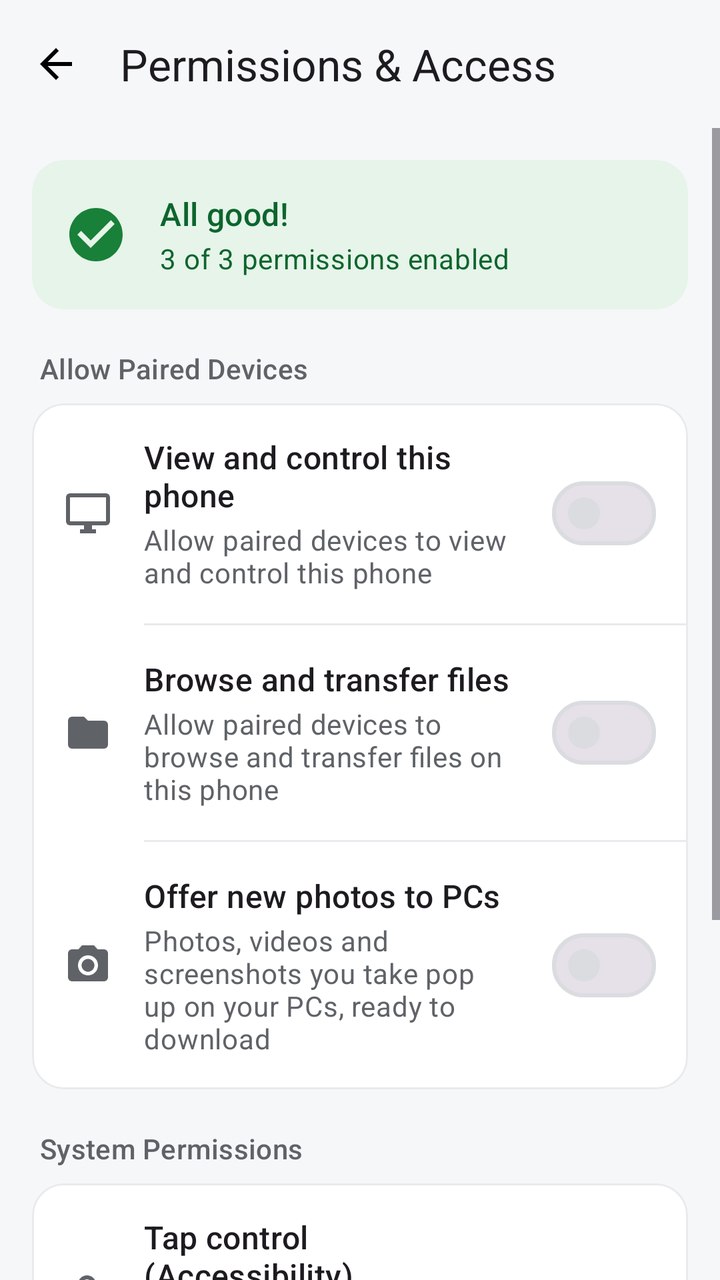
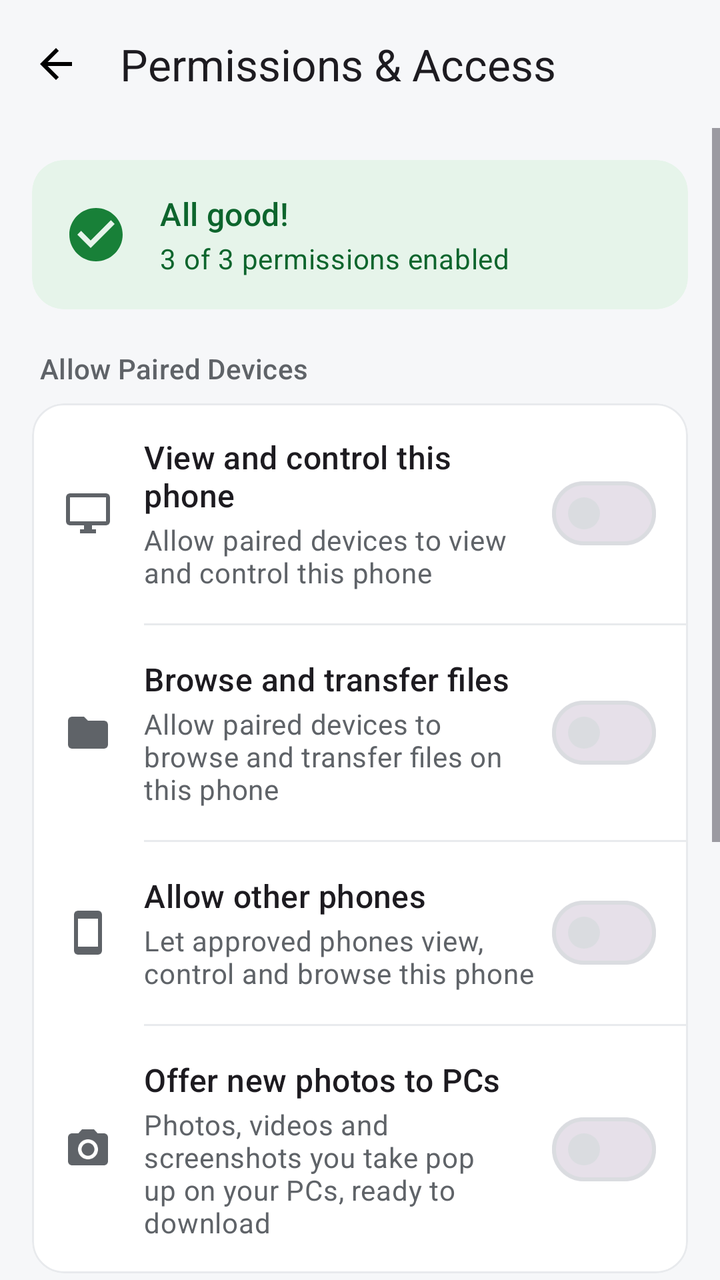

Two renders of the same Android screen: before a commit and after it. Below are the layout's source before the change and the commit's diff.
<!-- AndroidManifest.xml: application theme Theme.RemoteDesktop -->
<!-- res/layout/activity_permissions.xml -->
<?xml version="1.0" encoding="utf-8"?>
<LinearLayout xmlns:android="http://schemas.android.com/apk/res/android"
    xmlns:app="http://schemas.android.com/apk/res-auto"
    android:layout_width="match_parent"
    android:layout_height="match_parent"
    android:orientation="vertical">

    <com.google.android.material.appbar.MaterialToolbar
        android:id="@+id/toolbar"
        android:layout_width="match_parent"
        android:layout_height="?attr/actionBarSize"
        android:background="@android:color/transparent"
        app:navigationIcon="@drawable/ic_arrow_back"
        app:title="Permissions &amp; Access" />

    <ScrollView
        android:layout_width="match_parent"
        android:layout_height="match_parent"
        android:fillViewport="true">

        <LinearLayout
            android:layout_width="match_parent"
            android:layout_height="wrap_content"
            android:orientation="vertical"
            android:padding="16dp">

            
            <com.google.android.material.card.MaterialCardView
                android:id="@+id/bannerCard"
                android:layout_width="match_parent"
                android:layout_height="wrap_content"
                app:cardBackgroundColor="@color/rd_good_container"
                app:cardCornerRadius="16dp"
                app:cardElevation="0dp"
                app:strokeWidth="0dp">

                <LinearLayout
                    android:layout_width="match_parent"
                    android:layout_height="wrap_content"
                    android:orientation="horizontal"
                    android:gravity="center_vertical"
                    android:padding="16dp">

                    <ImageView
                        android:id="@+id/bannerIcon"
                        android:layout_width="32dp"
                        android:layout_height="32dp"
                        android:layout_marginEnd="16dp"
                        android:importantForAccessibility="no"
                        android:src="@drawable/ic_check_circle"
                        app:tint="@color/rd_good" />

                    <LinearLayout
                        android:layout_width="0dp"
                        android:layout_height="wrap_content"
                        android:layout_weight="1"
                        android:orientation="vertical">

                        <TextView
                            android:id="@+id/bannerTitle"
                            android:layout_width="match_parent"
                            android:layout_height="wrap_content"
                            android:text="All good!"
                            android:textAppearance="?attr/textAppearanceTitleMedium"
                            android:textColor="@color/rd_on_good_container" />

                        <TextView
                            android:id="@+id/bannerText"
                            android:layout_width="match_parent"
                            android:layout_height="wrap_content"
                            android:layout_marginTop="2dp"
                            android:text="3 of 3 permissions enabled"
                            android:textAppearance="?attr/textAppearanceBodyMedium"
                            android:textColor="@color/rd_on_good_container" />
                    </LinearLayout>
                </LinearLayout>
            </com.google.android.material.card.MaterialCardView>

            
            <TextView
                style="@style/RdSectionHeader"
                android:text="Allow Paired Devices" />

            <com.google.android.material.card.MaterialCardView
                android:layout_width="match_parent"
                android:layout_height="wrap_content"
                style="@style/RdCard">

                <LinearLayout
                    android:layout_width="match_parent"
                    android:layout_height="wrap_content"
                    android:orientation="vertical">

                    <LinearLayout
                        android:layout_width="match_parent"
                        android:layout_height="wrap_content"
                        android:orientation="horizontal"
                        android:gravity="center_vertical"
                        android:padding="16dp">

                        <ImageView
                            style="@style/RdRowIcon"
                            android:importantForAccessibility="no"
                            android:src="@drawable/ic_monitor"
                            app:tint="?attr/colorOnSurfaceVariant" />

                        <LinearLayout
                            android:layout_width="0dp"
                            android:layout_height="wrap_content"
                            android:layout_weight="1"
                            android:orientation="vertical">

                            <TextView
                                android:layout_width="match_parent"
                                android:layout_height="wrap_content"
                                android:text="View and control this phone"
                                android:textAppearance="?attr/textAppearanceTitleMedium" />

                            <TextView
                                android:layout_width="match_parent"
                                android:layout_height="wrap_content"
                                android:layout_marginTop="2dp"
                                android:text="Allow paired devices to view and control this phone"
                                android:textAppearance="?attr/textAppearanceBodyMedium"
                                android:textColor="?attr/colorOnSurfaceVariant" />
                        </LinearLayout>

                        <com.google.android.material.materialswitch.MaterialSwitch
                            android:id="@+id/allowControlSwitch"
                            android:layout_width="wrap_content"
                            android:layout_height="wrap_content"
                            android:layout_marginStart="8dp" />
                    </LinearLayout>

                    <com.google.android.material.divider.MaterialDivider
                        android:layout_width="match_parent"
                        android:layout_height="wrap_content"
                        android:layout_marginStart="56dp" />

                    <LinearLayout
                        android:layout_width="match_parent"
                        android:layout_height="wrap_content"
                        android:orientation="horizontal"
                        android:gravity="center_vertical"
                        android:padding="16dp">

                        <ImageView
                            style="@style/RdRowIcon"
                            android:importantForAccessibility="no"
                            android:src="@drawable/ic_folder"
                            app:tint="?attr/colorOnSurfaceVariant" />

                        <LinearLayout
                            android:layout_width="0dp"
                            android:layout_height="wrap_content"
                            android:layout_weight="1"
                            android:orientation="vertical">

                            <TextView
                                android:layout_width="match_parent"
                                android:layout_height="wrap_content"
                                android:text="Browse and transfer files"
                                android:textAppearance="?attr/textAppearanceTitleMedium" />

                            <TextView
                                android:layout_width="match_parent"
                                android:layout_height="wrap_content"
                                android:layout_marginTop="2dp"
                                android:text="Allow paired devices to browse and transfer files on this phone"
                                android:textAppearance="?attr/textAppearanceBodyMedium"
                                android:textColor="?attr/colorOnSurfaceVariant" />
                        </LinearLayout>

                        <com.google.android.material.materialswitch.MaterialSwitch
                            android:id="@+id/allowFilesSwitch"
                            android:layout_width="wrap_content"
                            android:layout_height="wrap_content"
                            android:layout_marginStart="8dp" />
                    </LinearLayout>

                    <com.google.android.material.divider.MaterialDivider
                        android:layout_width="match_parent"
                        android:layout_height="wrap_content"
                        android:layout_marginStart="56dp" />

                    <LinearLayout
                        android:layout_width="match_parent"
                        android:layout_height="wrap_content"
                        android:orientation="horizontal"
                        android:gravity="center_vertical"
                        android:padding="16dp">

                        <ImageView
                            style="@style/RdRowIcon"
                            android:importantForAccessibility="no"
                            android:src="@drawable/ic_photo_camera"
                            app:tint="?attr/colorOnSurfaceVariant" />

                        <LinearLayout
                            android:layout_width="0dp"
                            android:layout_height="wrap_content"
                            android:layout_weight="1"
                            android:orientation="vertical">

                            <TextView
                                android:layout_width="match_parent"
                                android:layout_height="wrap_content"
                                android:text="@string/offer_captures"
                                android:textAppearance="?attr/textAppearanceTitleMedium" />

                            <TextView
                                android:id="@+id/offerCapturesSub"
                                android:layout_width="match_parent"
                                android:layout_height="wrap_content"
                                android:layout_marginTop="2dp"
                                android:text="@string/offer_captures_description"
                                android:textAppearance="?attr/textAppearanceBodyMedium"
                                android:textColor="?attr/colorOnSurfaceVariant" />
                        </LinearLayout>

                        <com.google.android.material.materialswitch.MaterialSwitch
                            android:id="@+id/offerCapturesSwitch"
                            android:layout_width="wrap_content"
                            android:layout_height="wrap_content"
                            android:layout_marginStart="8dp" />
                    </LinearLayout>
                </LinearLayout>
            </com.google.android.material.card.MaterialCardView>

            
            <TextView
                style="@style/RdSectionHeader"
                android:text="System Permissions" />

            <com.google.android.material.card.MaterialCardView
                android:layout_width="match_parent"
                android:layout_height="wrap_content"
                style="@style/RdCard">

                <LinearLayout
                    android:layout_width="match_parent"
                    android:layout_height="wrap_content"
                    android:orientation="vertical">

                    <LinearLayout
                        android:id="@+id/a11yRow"
                        android:layout_width="match_parent"
                        android:layout_height="wrap_content"
                        android:orientation="horizontal"
                        android:gravity="center_vertical"
                        android:padding="16dp"
                        android:background="?attr/selectableItemBackground">

                        <ImageView
                            style="@style/RdRowIcon"
                            android:importantForAccessibility="no"
                            android:src="@drawable/ic_touch_app"
                            app:tint="?attr/colorOnSurfaceVariant" />

                        <LinearLayout
                            android:layout_width="0dp"
                            android:layout_height="wrap_content"
                            android:layout_weight="1"
                            android:orientation="vertical">

                            <TextView
                                android:id="@+id/a11yTitle"
                                android:layout_width="match_parent"
                                android:layout_height="wrap_content"
                                android:text="Tap control (Accessibility)"
                                android:textAppearance="?attr/textAppearanceTitleMedium" />

                            <TextView
                                android:id="@+id/a11ySub"
                                android:layout_width="match_parent"
                                android:layout_height="wrap_content"
                                android:layout_marginTop="2dp"
                                android:text="Lets paired devices send taps and gestures"
                                android:textAppearance="?attr/textAppearanceBodyMedium"
                                android:textColor="?attr/colorOnSurfaceVariant" />
                        </LinearLayout>

                        <TextView
                            android:id="@+id/a11yStatus"
                            android:layout_width="wrap_content"
                            android:layout_height="wrap_content"
                            android:layout_marginStart="8dp"
                            android:background="@drawable/status_pill"
                            android:paddingStart="10dp"
                            android:paddingEnd="10dp"
                            android:paddingTop="4dp"
                            android:paddingBottom="4dp"
                            android:text="Enabled"
                            android:textAppearance="?attr/textAppearanceLabelMedium" />
                    </LinearLayout>

                    <com.google.android.material.divider.MaterialDivider
                        android:layout_width="match_parent"
                        android:layout_height="wrap_content"
                        android:layout_marginStart="56dp" />

                    <LinearLayout
                        android:id="@+id/screenShareRow"
                        android:layout_width="match_parent"
                        android:layout_height="wrap_content"
                        android:orientation="horizontal"
                        android:gravity="center_vertical"
                        android:padding="16dp"
                        android:background="?attr/selectableItemBackground">

                        <ImageView
                            style="@style/RdRowIcon"
                            android:importantForAccessibility="no"
                            android:src="@drawable/ic_monitor"
                            app:tint="?attr/colorOnSurfaceVariant" />

                        <LinearLayout
                            android:layout_width="0dp"
                            android:layout_height="wrap_content"
                            android:layout_weight="1"
                            android:orientation="vertical">

                            <TextView
                                android:id="@+id/screenShareTitle"
                                android:layout_width="match_parent"
                                android:layout_height="wrap_content"
                                android:text="Screen sharing"
                                android:textAppearance="?attr/textAppearanceTitleMedium" />

                            <TextView
                                android:id="@+id/screenShareSub"
                                android:layout_width="match_parent"
                                android:layout_height="wrap_content"
                                android:layout_marginTop="2dp"
                                android:text="Lets paired devices see this phone's screen"
                                android:textAppearance="?attr/textAppearanceBodyMedium"
                                android:textColor="?attr/colorOnSurfaceVariant" />
                        </LinearLayout>

                        <TextView
                            android:id="@+id/screenShareStatus"
                            android:layout_width="wrap_content"
                            android:layout_height="wrap_content"
                            android:layout_marginStart="8dp"
                            android:background="@drawable/status_pill"
                            android:paddingStart="10dp"
                            android:paddingEnd="10dp"
                            android:paddingTop="4dp"
                            android:paddingBottom="4dp"
                            android:text="Enabled"
                            android:textAppearance="?attr/textAppearanceLabelMedium" />
                    </LinearLayout>

                    <com.google.android.material.divider.MaterialDivider
                        android:layout_width="match_parent"
                        android:layout_height="wrap_content"
                        android:layout_marginStart="56dp" />

                    <LinearLayout
                        android:id="@+id/fileAccessRow"
                        android:layout_width="match_parent"
                        android:layout_height="wrap_content"
                        android:orientation="horizontal"
                        android:gravity="center_vertical"
                        android:padding="16dp"
                        android:background="?attr/selectableItemBackground">

                        <ImageView
                            style="@style/RdRowIcon"
                            android:importantForAccessibility="no"
                            android:src="@drawable/ic_folder"
                            app:tint="?attr/colorOnSurfaceVariant" />

                        <LinearLayout
                            android:layout_width="0dp"
                            android:layout_height="wrap_content"
                            android:layout_weight="1"
                            android:orientation="vertical">

                            <TextView
                                android:layout_width="match_parent"
                                android:layout_height="wrap_content"
                                android:text="File access"
                                android:textAppearance="?attr/textAppearanceTitleMedium" />

                            <TextView
                                android:layout_width="match_parent"
                                android:layout_height="wrap_content"
                                android:layout_marginTop="2dp"
                                android:text="Lets paired devices browse this phone's files"
                                android:textAppearance="?attr/textAppearanceBodyMedium"
                                android:textColor="?attr/colorOnSurfaceVariant" />
                        </LinearLayout>

                        <TextView
                            android:id="@+id/fileAccessStatus"
                            android:layout_width="wrap_content"
                            android:layout_height="wrap_content"
                            android:layout_marginStart="8dp"
                            android:background="@drawable/status_pill"
                            android:paddingStart="10dp"
                            android:paddingEnd="10dp"
                            android:paddingTop="4dp"
                            android:paddingBottom="4dp"
                            android:text="Enabled"
                            android:textAppearance="?attr/textAppearanceLabelMedium" />
                    </LinearLayout>
                </LinearLayout>
            </com.google.android.material.card.MaterialCardView>

        </LinearLayout>
    </ScrollView>
</LinearLayout>
<!-- resources referenced by this layout -->
<resources>
  <color name="rd_good">#188038</color>
  <color name="rd_good_container">#E6F4EA</color>
  <color name="rd_on_good_container">#0D652D</color>
  <!-- drawable ic_arrow_back (drawable) -->
  <vector xmlns:android="http://schemas.android.com/apk/res/android"
      android:width="24dp" android:height="24dp"
      android:viewportWidth="24" android:viewportHeight="24">
      <path android:fillColor="#FF000000"
          android:pathData="M20,11H7.83l5.59,-5.59L12,4l-8,8 8,8 1.41,-1.41L7.83,13H20v-2z"/>
  </vector>
  <!-- drawable ic_check_circle (drawable) -->
  <vector xmlns:android="http://schemas.android.com/apk/res/android"
      android:width="24dp" android:height="24dp"
      android:viewportWidth="24" android:viewportHeight="24">
      <path android:fillColor="#FF000000"
          android:pathData="M12,2C6.48,2 2,6.48 2,12s4.48,10 10,10 10,-4.48 10,-10S17.52,2 12,2zM10,17l-5,-5 1.41,-1.41L10,14.17l7.59,-7.59L19,8l-9,9z"/>
  </vector>
  <!-- drawable ic_folder (drawable) -->
  <vector xmlns:android="http://schemas.android.com/apk/res/android"
      android:width="24dp" android:height="24dp"
      android:viewportWidth="24" android:viewportHeight="24">
      <path android:fillColor="#FF000000"
          android:pathData="M10,4H4c-1.1,0 -1.99,0.9 -1.99,2L2,18c0,1.1 0.9,2 2,2h16c1.1,0 2,-0.9 2,-2V8c0,-1.1 -0.9,-2 -2,-2h-8l-2,-2z"/>
  </vector>
  <!-- drawable ic_monitor (drawable) -->
  <vector xmlns:android="http://schemas.android.com/apk/res/android"
      android:width="24dp" android:height="24dp"
      android:viewportWidth="24" android:viewportHeight="24">
      <path android:fillColor="#FF000000"
          android:pathData="M21,2H3C1.9,2 1,2.9 1,4v12c0,1.1 0.9,2 2,2h7v2H8v2h8v-2h-2v-2h7c1.1,0 2,-0.9 2,-2V4c0,-1.1 -0.9,-2 -2,-2zM21,16H3V4h18v12z"/>
  </vector>
  <!-- drawable status_pill (drawable) -->
  <shape xmlns:android="http://schemas.android.com/apk/res/android"
      android:shape="rectangle">
      <solid android:color="#FFFFFF" />
      <corners android:radius="12dp" />
  </shape>
  <string name="offer_captures">Offer new photos to PCs</string>
  <string name="offer_captures_description">Photos, videos and screenshots you take pop up on your PCs, ready to download</string>
  <style name="RdCard" parent="Widget.Material3.CardView.Outlined">
          <item name="cardBackgroundColor">?attr/colorSurface</item>
          <item name="strokeColor">?attr/colorOutlineVariant</item>
          <item name="strokeWidth">1dp</item>
          <item name="cardCornerRadius">16dp</item>
          <item name="cardElevation">0dp</item>
      </style>
  <style name="RdRowIcon">
          <item name="android:layout_width">24dp</item>
          <item name="android:layout_height">24dp</item>
          <item name="android:layout_gravity">center_vertical</item>
          <item name="android:layout_marginEnd">16dp</item>
      </style>
  <color name="rd_primary">#1A73E8</color>
  <color name="rd_on_primary">#FFFFFF</color>
  <color name="rd_primary_container">#D3E3FD</color>
  <color name="rd_on_primary_container">#041E49</color>
  <color name="rd_surface">#FFFFFF</color>
  <color name="rd_on_surface">#1F1F1F</color>
  <color name="rd_surface_variant">#F1F3F4</color>
  <color name="rd_on_surface_variant">#5F6368</color>
  <color name="rd_outline">#DADCE0</color>
  <color name="rd_outline_variant">#E8EAED</color>
  <color name="rd_background">#F6F7F9</color>
  <!-- unchanged entries left out for length: 4 -->
</resources>

<!-- the commit's change to res/layout/activity_permissions.xml (unified diff, before → after) -->
@@ -193,6 +193,52 @@
                         <ImageView
                             style="@style/RdRowIcon"
                             android:importantForAccessibility="no"
+                            android:src="@drawable/ic_smartphone"
+                            app:tint="?attr/colorOnSurfaceVariant" />
+
+                        <LinearLayout
+                            android:layout_width="0dp"
+                            android:layout_height="wrap_content"
+                            android:layout_weight="1"
+                            android:orientation="vertical">
+
+                            <TextView
+                                android:layout_width="match_parent"
+                                android:layout_height="wrap_content"
+                                android:text="@string/allow_phones"
+                                android:textAppearance="?attr/textAppearanceTitleMedium" />
+
+                            <TextView
+                                android:layout_width="match_parent"
+                                android:layout_height="wrap_content"
+                                android:layout_marginTop="2dp"
+                                android:text="@string/allow_phones_description"
+                                android:textAppearance="?attr/textAppearanceBodyMedium"
+                                android:textColor="?attr/colorOnSurfaceVariant" />
+                        </LinearLayout>
+
+                        <com.google.android.material.materialswitch.MaterialSwitch
+                            android:id="@+id/allowPhonesSwitch"
+                            android:layout_width="wrap_content"
+                            android:layout_height="wrap_content"
+                            android:layout_marginStart="8dp" />
+                    </LinearLayout>
+
+                    <com.google.android.material.divider.MaterialDivider
+                        android:layout_width="match_parent"
+                        android:layout_height="wrap_content"
+                        android:layout_marginStart="56dp" />
+
+                    <LinearLayout
+                        android:layout_width="match_parent"
+                        android:layout_height="wrap_content"
+                        android:orientation="horizontal"
+                        android:gravity="center_vertical"
+                        android:padding="16dp">
+
+                        <ImageView
+                            style="@style/RdRowIcon"
+                            android:importantForAccessibility="no"
                             android:src="@drawable/ic_photo_camera"
                             app:tint="?attr/colorOnSurfaceVariant" />
 
<!-- resource entries referenced after the edit -->
@@ -31,12 +31,21 @@
       <path android:fillColor="#FF000000"
           android:pathData="M21,2H3C1.9,2 1,2.9 1,4v12c0,1.1 0.9,2 2,2h7v2H8v2h8v-2h-2v-2h7c1.1,0 2,-0.9 2,-2V4c0,-1.1 -0.9,-2 -2,-2zM21,16H3V4h18v12z"/>
   </vector>
+  <!-- drawable ic_smartphone (drawable) -->
+  <vector xmlns:android="http://schemas.android.com/apk/res/android"
+      android:width="24dp" android:height="24dp"
+      android:viewportWidth="24" android:viewportHeight="24">
+      <path android:fillColor="#FF000000"
+          android:pathData="M17,1.01L7,1c-1.1,0 -2,0.9 -2,2v18c0,1.1 0.9,2 2,2h10c1.1,0 2,-0.9 2,-2V3c0,-1.1 -0.9,-1.99 -2,-1.99zM17,19H7V5h10v14z"/>
+  </vector>
   <!-- drawable status_pill (drawable) -->
   <shape xmlns:android="http://schemas.android.com/apk/res/android"
       android:shape="rectangle">
       <solid android:color="#FFFFFF" />
       <corners android:radius="12dp" />
   </shape>
+  <string name="allow_phones">Allow other phones</string>
+  <string name="allow_phones_description">Let approved phones view, control and browse this phone</string>
   <string name="offer_captures">Offer new photos to PCs</string>
   <string name="offer_captures_description">Photos, videos and screenshots you take pop up on your PCs, ready to download</string>
   <style name="RdCard" parent="Widget.Material3.CardView.Outlined">
